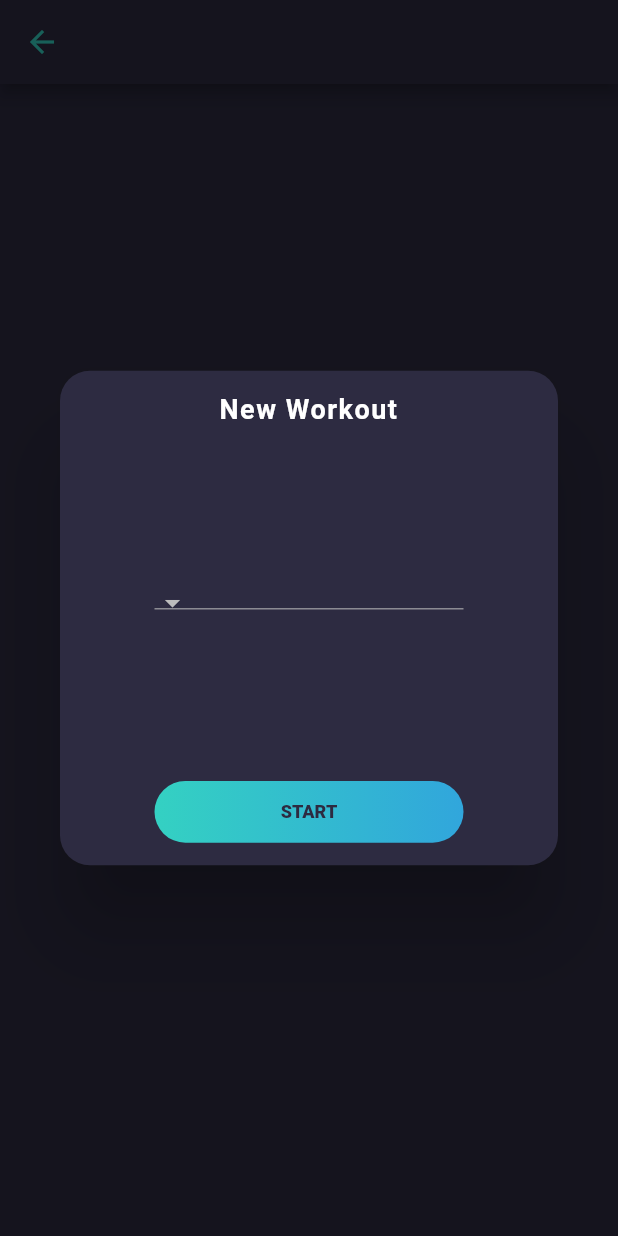
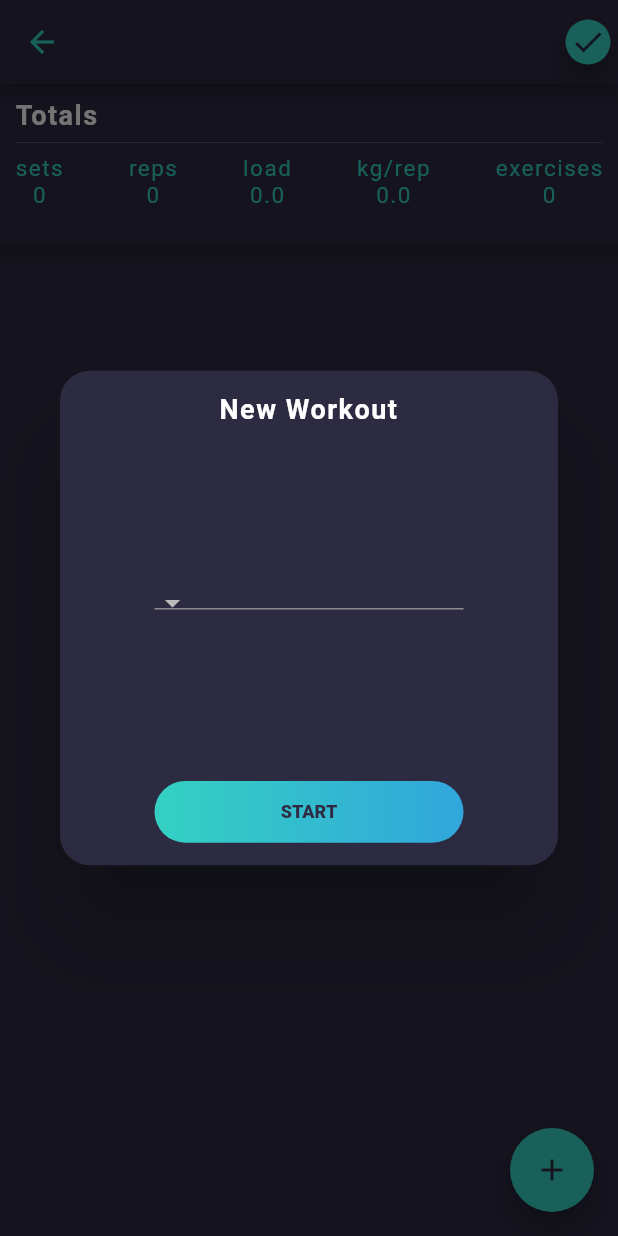
Before and after one commit to EXERLOG/exer_log, a Flutter app: the WorkoutPage screen opened directly, on a phone screen of 412 x 824 dp. Run offline on Flutter 3.47's test engine with Material 2 defaults, Android fonts, the phone set to English and light mode, and no system bars; our stand-ins replace cloud_firestore, firebase_analytics, firebase_auth, firebase_core, flutter_slidable, google_sign_in; accounts and stored records are empty; Roboto replaces fonts that are missing (Avenir).

Commit message:
totals now update

```diff
--- a/app/exerlog/lib/Models/exercise.dart
+++ b/app/exerlog/lib/Models/exercise.dart
@@ -12,17 +12,24 @@ class Exercise {
   double totalWeight;
   int totalSets;
   ExerciseTotalsWidget totalWidget =
-      new ExerciseTotalsWidget(new TotalsData(['', '', '', '']), 0);
+      new ExerciseTotalsWidget(totals: new TotalsData(0, 0, 0.0, 0.0), index: 0);
 
   Exercise(this.name, this.sets, this.bodyParts, this.totalSets, this.totalReps, this.totalWeight);
 
   void setExerciseTotals() {
+    totalReps = 0;
+    totalSets = 0;
+    totalWeight = 0.0;
     for (Sets set in sets) {
       totalSets += set.sets;
       int reps = (set.reps * set.sets);
       totalReps += reps;
       totalWeight += (reps * set.weight);
     }
+    totalWidget.totals.totalReps = totalReps;
+    totalWidget.totals.totalSets = totalSets;
+    totalWidget.totals.totalWeight = totalWeight;
+    totalWidget.totals.avg_weight = totalWeight / totalReps;
   }
 
   Map<String, dynamic> toJson() {
--- a/app/exerlog/lib/Models/workout_data.dart
+++ b/app/exerlog/lib/Models/workout_data.dart
@@ -21,44 +21,26 @@ class WorkoutData {
       loadWorkoutData().then((value) {
         workout = value;
         setExerciseWidgets();
-        for (Exercise exercise in workout.exercises) {
-          updateExisitingExercise(exercise);
-        }
+        updateExisitingExercise();
       });
   }
 
   addSet(exercise, newSet, id) {
     exercise.sets[id] = newSet;
     //updateExisitingExercise(exercise);
-    setTotals(exercise);
+    updateExisitingExercise();
+    //setExerciseWidgets();
   }
 
   removeSet(exercise, setToRemove,id) {
     exercise.sets.removeAt(id);
+    exercise.setExerciseTotals();
+    updateExisitingExercise();
     setExerciseWidgets();
-    setTotals(exercise);
     return exercise;
   }
 
-  void setTotals(exercise) {
-    TotalsData returnTotals = TotalsData(['', '', '', '']);
-    int totalSets = 0;
-    int totalReps = 0;
-    double totalKgs = 0;
-    for (Sets sets in exercise.sets) {
-      totalSets += sets.sets;
-      int reps = sets.sets > 0 ? sets.sets * sets.reps : sets.reps;
-      totalReps += reps;
-      totalKgs += reps * sets.weight;
-    }
-    double avgKgs = (totalKgs / totalReps).roundToDouble();
-    returnTotals.total[0] = totalSets.toString() + " sets";
-    returnTotals.total[1] = totalReps.toString() + " reps";
-    returnTotals.total[2] = totalKgs.toString() + " kgs";
-    returnTotals.total[3] = avgKgs.toString() + " kg/rep";
-    exercise.totalWidget.totals = returnTotals;
-    updateExisitingExercise(exercise);
-  }
+
 
   Future<Workout> loadWorkoutData() async {
     Workout loaded_workout =
@@ -87,7 +69,7 @@ class WorkoutData {
                   totalKgs += reps * sets.weight
                 },
               avgKgs = (totalKgs / totalReps).roundToDouble(),
-              setTotals(newexercise),
+              updateExisitingExercise(),
               newExerciseList.add(newexercise)
             });
       }
@@ -104,8 +86,9 @@ class WorkoutData {
 
   List<ExerciseCard> setExerciseWidgets() {
     exerciseWidgets = [];
-    int count = 0;
     for (Exercise exercise in workout.exercises) {
+      List<SetWidget> setList = [];
+      int i = 0;
       exerciseWidgets.add(new ExerciseCard(
         name: exercise.name,
         exercise: exercise,
@@ -116,13 +99,23 @@ class WorkoutData {
         isTemplate: workout.template,
         workoutData: this,
         key: ValueKey(key),
+        totalsWidget: exercise.totalWidget,
       ));
       key++;
+      for (Sets sets in exercise.sets) {
+
+        totals.sets += sets.sets;
+        int reps_set = sets.sets * sets.reps;
+        totals.weight += reps_set * sets.weight;
+        totals.reps += reps_set;
+        totals.avgKgs = (totals.weight / totals.reps).roundToDouble();
+        i++;
+      }
     }
     return exerciseWidgets;
   }
 
-  updateExisitingExercise(exercise) {
+  updateExisitingExercise() {
     try {
       totals = new WorkoutTotals(0, 0, 0, 0, 0);
       for (Exercise oldexercise in workout.exercises) {
@@ -134,6 +127,7 @@ class WorkoutData {
           totals.reps += reps_set;
         }
         totals.avgKgs = (totals.weight / totals.reps).roundToDouble();
+        oldexercise.setExerciseTotals();
       }
       //setTotals(exercise);
       updateTotals(workout);
--- a/app/exerlog/lib/UI/exercise/set_widget.dart
+++ b/app/exerlog/lib/UI/exercise/set_widget.dart
@@ -5,6 +5,7 @@ import 'package:exerlog/Models/exercise.dart';
 import 'package:exerlog/Models/maxes.dart';
 import 'package:exerlog/Models/sets.dart';
 import 'package:exerlog/Models/workout.dart';
+import 'package:exerlog/UI/exercise/totals_widget.dart';
 import 'package:exerlog/UI/global.dart';
 import 'package:exerlog/UI/maxes/max_builder.dart';
 import 'package:flutter/cupertino.dart';
@@ -18,6 +19,8 @@ class SetWidget extends StatefulWidget {
   final Exercise exercise;
   Function(Exercise, Sets, int) addNewSet;
   Function(Exercise, Sets, int) removeSet;
+  Function? updateExercise;
+  Function updateTotal;
   final counter;
   //Function(Sets, int) createNewSet;
   final bool isTemplate;
@@ -32,6 +35,8 @@ class SetWidget extends StatefulWidget {
       required this.counter,
       required this.id,
       required this.isTemplate,
+      this.updateExercise,
+      required this.updateTotal
       });
   @override
   _SetWidgetState createState() => _SetWidgetState();
@@ -184,6 +189,7 @@ class _SetWidgetState extends State<SetWidget>
         }
         widget.addNewSet(widget.exercise, sets, widget.id);
         _notifier.value = new SetData(sets.weight, sets.reps);
+        widget.updateTotal();
         //percent = (sets.weight / oneRepMax).round();
       },
     );
--- a/app/exerlog/lib/UI/exercise/totals_widget.dart
+++ b/app/exerlog/lib/UI/exercise/totals_widget.dart
@@ -7,23 +7,28 @@ class ExerciseTotalsWidget extends StatefulWidget {
   TotalsData totals;
   int index;
 
-  ExerciseTotalsWidget(this.totals, this.index) {
-    totals = this.totals;
-    index = this.index;
-  }
+  ExerciseTotalsWidget({required this.totals, required this.index});
   @override
   _ExerciseTotalsWidgetState createState() => _ExerciseTotalsWidgetState();
 }
 
 class _ExerciseTotalsWidgetState extends State<ExerciseTotalsWidget> {
+  List _list = [];
+  List endings = [" reps", " sets", " kgs", " kgs/rep"];
   @override
   Widget build(BuildContext context) {
+   _list = [
+    widget.totals.totalReps,
+    widget.totals.totalSets,
+    widget.totals.totalWeight,
+    widget.totals.avg_weight
+  ];
     return Container(
       height: screenHeight * 0.04,
       width: screenWidth * 0.3,
       child: RaisedGradientButton(
           child: Text(
-            widget.totals.total[widget.index],
+            _list[widget.index].toString() + endings[widget.index],
             style: buttonTextSmall,
           ),
           gradient: LinearGradient(
@@ -43,9 +48,10 @@ class _ExerciseTotalsWidgetState extends State<ExerciseTotalsWidget> {
 }
 
 class TotalsData {
-  List<String> total;
+  int totalReps;
+  int totalSets;
+  double totalWeight;
+  double avg_weight;
 
-  TotalsData(this.total) {
-    total = this.total;
-  }
+  TotalsData(this.totalReps, this.totalSets, this.totalWeight, this.avg_weight);
 }
--- a/app/exerlog/lib/UI/workout/workout_page.dart
+++ b/app/exerlog/lib/UI/workout/workout_page.dart
@@ -81,7 +81,14 @@ print("init");
     //workoutData.workout = workout;
     workoutTotalsWidget = new WorkoutTotalsWidget(totals: workoutData.totals);
     return Scaffold(
-      resizeToAvoidBottomInset: false,
+      floatingActionButton: FloatingActionButton(
+        backgroundColor: greenTextColor,
+        child: Icon(Icons.add, color: backgroundColor,),
+        onPressed: () {
+        showAlertDialogExercise(context);
+
+      },),
+      resizeToAvoidBottomInset: true,
       appBar: AppBar(
         backgroundColor: backgroundColor,
         leading: BackButton(
@@ -96,61 +103,14 @@ print("init");
           },
           color: greenTextColor
         ),
-      ),
-      body: firstLoad
-          ? Container(
-              color: backgroundColor,
-            )
-          : GestureDetector(
-              child: Container(
-                color: backgroundColor,
-                child: Column(
-                  mainAxisAlignment: MainAxisAlignment.spaceBetween,
-                  children: [
-                    WorkoutTotalsWidget(
-                      totals: workoutData.totals,
-                    ),
-                    Container(
-                      height: screenHeight * 0.5,
-                      child: ListView(
-                        addAutomaticKeepAlives: true,
-                        children: workoutData.exerciseWidgets,
-                      ),
-                    ),
-                    Container(
-                      height: screenHeight * 0.065,
-                      width: screenWidth * 0.9,
-                      child: GradientBorderButton(
-                        addButton: true,
-                        gradient: LinearGradient(
-                          colors: <Color>[Color(0xFF34D1C2), Color(0xFF31A6DC)],
-                        ),
-                        radius: 30,
-                        borderSize: 3,
-                        onPressed: () {
-                          // create new exercise
-                          showAlertDialogExercise(context);
-                        },
-                        child: Container(
-                          width: screenWidth * 0.6,
-                          child: Center(
-                              child: Text(
-                            "Add New Exercise",
-                            style: greenButtonTextThin,
-                          )),
-                        ),
-                      ),
-                    ),
-                    Container(
-                      height: screenHeight * 0.065,
-                      width: screenWidth * 0.9,
-                      margin: EdgeInsets.only(bottom: 30),
-                      child: RaisedGradientButton(
-                        gradient: LinearGradient(
-                          colors: <Color>[Color(0xFF34D1C2), Color(0xFF31A6DC)],
-                        ),
-                        radius: 30,
-                        onPressed: () {
+        actions: [
+          Container(
+            margin: EdgeInsets.only(right: 5),
+            height: 30,
+            width: 30,
+            child: FloatingActionButton(
+              backgroundColor: greenTextColor,
+                  onPressed: () {
                           for (Exercise exercise
                               in workoutData.workout.exercises) {
                             for (int i = 0; i < exercise.sets.length; i++) {
@@ -166,19 +126,97 @@ print("init");
                             showSaveWorkoutAlertDialog(context);
                           }
                         },
-                        child: Container(
-                          child: Center(
-                              child: Text(
-                            "Save",
-                            style: buttonText,
-                          )),
+              child: Icon(Icons.done, color: backgroundColor,),
+            ),
+          ),
+        ],
+      ),
+      body: new GestureDetector(
+        onTap: () {
+          FocusScope.of(context).requestFocus(new FocusNode());
+        },
+      child: firstLoad
+          ? Container(
+              color: backgroundColor,
+            )
+          : GestureDetector(
+              child: Container(
+                color: backgroundColor,
+                child: Column(
+                  mainAxisAlignment: MainAxisAlignment.spaceBetween,
+                  children: [
+                    WorkoutTotalsWidget(
+                      totals: workoutData.totals,
+                    ),
+                   Expanded(
+                        child: ListView(
+                          addAutomaticKeepAlives: true,
+                          children: workoutData.exerciseWidgets,
                         ),
                       ),
-                    )
+                    // Container(
+                    //   height: screenHeight * 0.065,
+                    //   width: screenWidth * 0.9,
+                    //   child: GradientBorderButton(
+                    //     addButton: true,
+                    //     gradient: LinearGradient(
+                    //       colors: <Color>[Color(0xFF34D1C2), Color(0xFF31A6DC)],
+                    //     ),
+                    //     radius: 30,
+                    //     borderSize: 3,
+                    //     onPressed: () {
+                    //       // create new exercise
+                    //       showAlertDialogExercise(context);
+                    //     },
+                    //     child: Container(
+                    //       width: screenWidth * 0.6,
+                    //       child: Center(
+                    //           child: Text(
+                    //         "Add New Exercise",
+                    //         style: greenButtonTextThin,
+                    //       )),
+                    //     ),
+                    //   ),
+                    // ),
+                    // Container(
+                    //   height: screenHeight * 0.065,
+                    //   width: screenWidth * 0.9,
+                    //   margin: EdgeInsets.only(bottom: 30),
+                    //   child: RaisedGradientButton(
+                    //     gradient: LinearGradient(
+                    //       colors: <Color>[Color(0xFF34D1C2), Color(0xFF31A6DC)],
+                    //     ),
+                    //     radius: 30,
+                    //     onPressed: () {
+                    //       for (Exercise exercise
+                    //           in workoutData.workout.exercises) {
+                    //         for (int i = 0; i < exercise.sets.length; i++) {
+                    //           if (exercise.sets[i].reps == 0) {
+                    //             exercise.sets.remove(exercise.sets[i]);
+                    //           }
+                    //         }
+                    //         if (exercise.sets.length == 0) {
+                    //           workoutData.workout.exercises.remove(exercise);
+                    //         }
+                    //       }
+                    //       if (workoutData.workout.exercises.length > 0) {
+                    //         showSaveWorkoutAlertDialog(context);
+                    //       }
+                    //     },
+                    //     child: Container(
+                    //       child: Center(
+                    //           child: Text(
+                    //         "Save",
+                    //         style: buttonText,
+                    //       )),
+                    //     ),
+                    //   ),
+                    // )
                   ],
                 ),
               ),
             ),
+      )
     );
   }
 
@@ -239,10 +277,6 @@ print("init");
     );
   }
 
-  addNewSet(exercise, newSet, id) {
-    workoutData.addSet(exercise, newSet, id);
-  }
-
   createNewSet(sets, id) {}
 
   showSaveWorkoutAlertDialog(BuildContext context) {
@@ -272,7 +306,7 @@ print("init");
 
     // show the dialog
     showDialog(
-      barrierDismissible: false,
+      barrierDismissible: true,
       context: context,
       builder: (BuildContext context) {
         return alert;
```
Also changed, not shown: app/exerlog/lib/Models/prev_workout_data.dart (+0 -22 lines), app/exerlog/lib/UI/TODO.txt (+1 -27 lines), app/exerlog/lib/UI/exercise/exercise_card.dart (+28 -9 lines), app/exerlog/lib/UI/prev_workout/prev_exercise_card.dart (+4 -3 lines).
